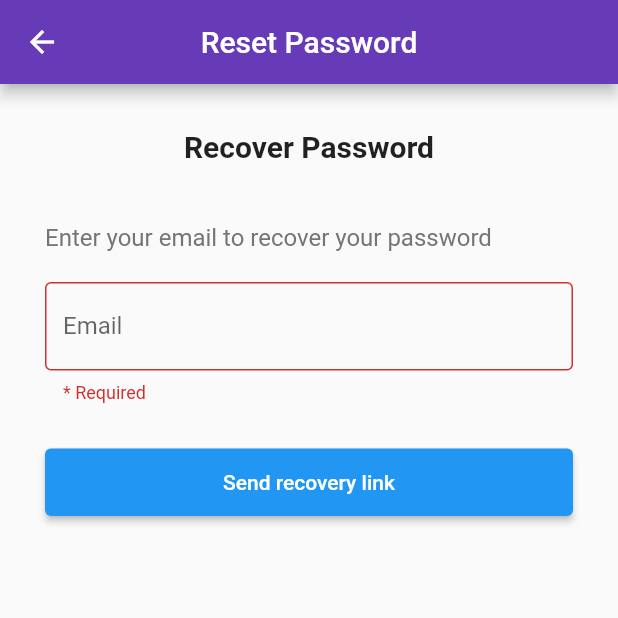
After one commit to Maitha101/VirtuLab30.0, a Flutter app: the ForgotPassword screen opened directly, after a tap on "Send recovery link", on a phone screen of 412 x 824 dp, the top half of it. The commit adds this screen. Run offline on Flutter 3.47's test engine with Material 2 defaults, Android fonts, the phone set to English and light mode, and no system bars; our stand-ins replace email_validator, firebase_auth, firebase_core, firebase_database, shared_preferences; missing offline and left inert: flappy_search_bar, flutter_password_strength, percent_indicator_nullsafe; accounts and stored records are empty.

Commit message:
forgot pass

```diff
--- /dev/null
+++ b/lib/forgot_password.dart
@@ -0,0 +1,117 @@
+import 'package:email_validator/email_validator.dart';
+import 'package:flutter/material.dart';
+
+import 'functions/database.dart';
+
+class ForgotPassword extends StatefulWidget {
+  // This widget is the root of the application.
+  State<StatefulWidget> createState() {
+    return _ForgotPassword();
+  }
+}
+
+class _ForgotPassword extends State<ForgotPassword> {
+  final _forgotPassForm = GlobalKey<FormState>();
+  final _emailController = TextEditingController();
+
+  passReset(String email) {
+    auth.sendPasswordResetEmail(email: email);
+  }
+
+  _emailValidator(String email) {
+    if (email.isEmpty) {
+      return '* Required';
+    }
+    bool _valid = EmailValidator.validate(email);
+    if (_valid == false) {
+      return 'Invalid email address';
+    }
+  }
+
+  @override
+  Widget build(BuildContext context) {
+    // TODO: implement build
+    return Scaffold(
+      appBar: AppBar(
+        centerTitle: true,
+        backgroundColor: Colors.deepPurple,
+        title: Text("Reset Password"),
+      ),
+      body: Center(
+        child: Container(
+          child: Form(
+            key: _forgotPassForm,
+            child: Padding(
+              padding: EdgeInsets.all(30),
+              child: ListView(
+                children: [
+                  Text(
+                    'Recover Password',
+                    textAlign: TextAlign.center,
+                    style: TextStyle(
+                      fontSize: 20,
+                      fontWeight: FontWeight.bold,
+                    ),
+                  ),
+                  SizedBox(height: 40),
+                  Text(
+                    'Enter your email to recover your password',
+                    style: TextStyle(fontSize: 16, color: Colors.grey[600]),
+                  ),
+                  SizedBox(height: 20),
+                  Container(
+                    width: double.infinity,
+                    child: TextFormField(
+                      controller: _emailController,
+                      validator: (value) => _emailValidator(value),
+                      decoration: InputDecoration(
+                        labelText: 'Email',
+                        border: OutlineInputBorder(),
+                      ),
+                    ),
+                  ),
+                  SizedBox(height: 30),
+                  Container(
+                    height: 45,
+                    child: ElevatedButton(
+                        onPressed: () {
+                          if (_forgotPassForm.currentState.validate()) {
+                            showDialog(
+                          context: context,
+                          builder: (cxt) => AlertDialog(
+                            title: Text('Are you sure?'),
+                            content: Text(
+                                'An email will be sent with a link to recover password\n\nWould you like to confirm?'),
+                            actions: <Widget>[
+                              TextButton(
+                                  child: Text('Yes'),
+                                  onPressed: () {
+                                    passReset(_emailController.text);
+                                    Navigator.of(cxt).pop();
+                                    Navigator.pop(context);
+                                    ScaffoldMessenger.of(context).showSnackBar(
+                                      SnackBar(
+                                        content: Text(
+                                            'Email sent successfully'),
+                                        backgroundColor:
+                                            Colors.deepPurple, //change?
+                                      ),
+                                    );
+                                  }),
+                                  TextButton(child: Text('Cancel'), onPressed: ()=> Navigator.of(cxt).pop()),
+                            ],
+                          ),
+                        );
+                          }
+                        },
+                        child: Text('Send recovery link')),
+                  ),
+                ],
+              ),
+            ),
+          ),
+        ),
+      ),
+    );
+  }
+}
--- a/lib/main.dart
+++ b/lib/main.dart
@@ -12,7 +12,7 @@ import 'student/stu_activity_stream.dart';
 import 'student/stu_course_register.dart';
 import 'instructor/inst_report.dart';
 import 'tempnav.dart';
-
+//testing
 void main() async {
   WidgetsFlutterBinding.ensureInitialized();
   await Firebase.initializeApp();
```
